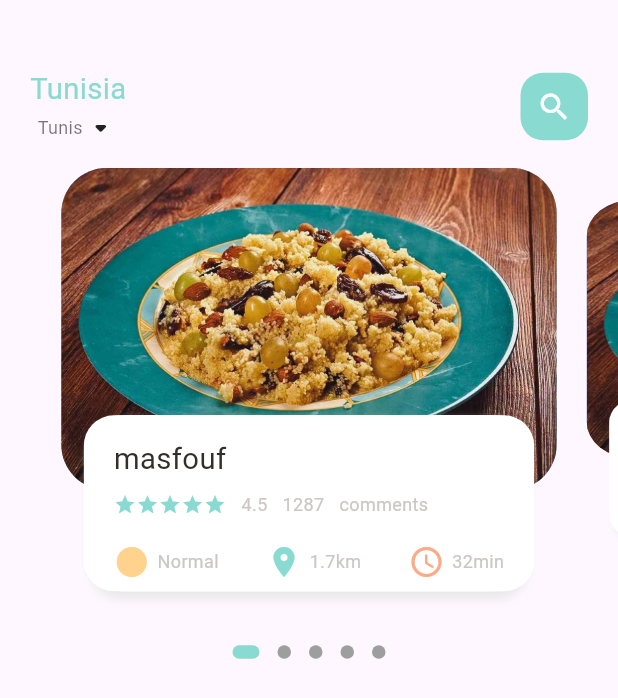
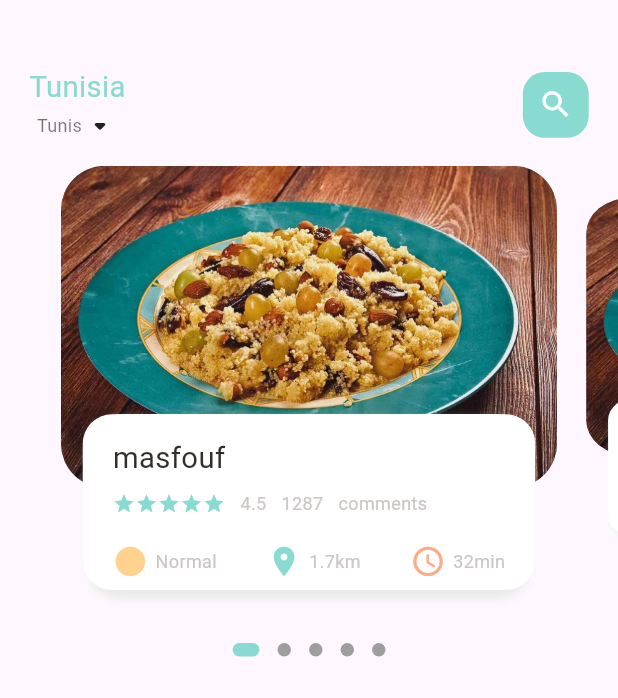
Before and after one commit to siwarbo/pfeProject, a Flutter app: the screen it shows after launch, on a phone screen of 412 x 824 dp. Shown: the top 698 px of the screen. Run offline on Flutter 3.47's test engine with Material 3 defaults, Android fonts, the phone set to English and light mode, and no system bars; drawn by our look-alikes of dots_indicator; our stand-ins replace get.

Commit message:
the Header

```diff
--- a/lib/home/food_page_body.dart
+++ b/lib/home/food_page_body.dart
@@ -52,7 +52,7 @@ class _FoodPageBodyState extends State<FoodPageBody> {
           dotsCount: 5,
           position: _currPageValue,
           decorator: DotsDecorator(
-            activeColor:AppColors.mainColor ,
+            activeColor: AppColors.mainColor,
             size: const Size.square(9.0),
             activeSize: const Size(18.0, 9.0),
             activeShape: RoundedRectangleBorder(
@@ -95,9 +95,9 @@ class _FoodPageBodyState extends State<FoodPageBody> {
         children: [
           Container(
             height: Dimensions.pageViewContainer,
-            margin: EdgeInsets.only(left: 10, right: 10),
+            margin: EdgeInsets.only(left: Dimensions.width10, right: Dimensions.width10),
             decoration: BoxDecoration(
-                borderRadius: BorderRadius.circular(30),
+                borderRadius: BorderRadius.circular(Dimensions.radius30),
                 color: index.isEven ? Color(0xFF69c5df) : Color(0xFF9294cc),
                 image: DecorationImage(
                     fit: BoxFit.cover,
@@ -107,9 +107,9 @@ class _FoodPageBodyState extends State<FoodPageBody> {
             alignment: Alignment.bottomCenter,
             child: Container(
               height: Dimensions.pageViewTextContainer,
-              margin: EdgeInsets.only(left: 30, right: 30, bottom: 30),
+              margin: EdgeInsets.only(left: Dimensions.width30, right: Dimensions.width30, bottom: Dimensions.height30),
               decoration: BoxDecoration(
-                  borderRadius: BorderRadius.circular(20),
+                  borderRadius: BorderRadius.circular(Dimensions.radius20),
                   color: Colors.white,
                   boxShadow: [
                     BoxShadow(
@@ -127,7 +127,8 @@ class _FoodPageBodyState extends State<FoodPageBody> {
                     ),
                   ]),
               child: Container(
-                padding: EdgeInsets.only(top: Dimensions.height15, left: 15, right: 15),
+                padding: EdgeInsets.only(
+                    top: Dimensions.height15, left: 15, right: 15),
                 child: Column(
                   crossAxisAlignment: CrossAxisAlignment.start,
                   children: [
@@ -136,7 +137,6 @@ class _FoodPageBodyState extends State<FoodPageBody> {
                       height: Dimensions.height10,
                     ),
                     Row(
-
                       children: [
                         Wrap(
                           children: List.generate(
--- a/lib/home/main_food_page.dart
+++ b/lib/home/main_food_page.dart
@@ -1,6 +1,7 @@
 import 'package:flutter/material.dart';
 import 'package:forkify/home/food_page_body.dart';
 import 'package:forkify/utils/colors.dart';
+import 'package:forkify/utils/dimensions.dart';
 import 'package:forkify/widgets/big_text.dart';
 import 'package:forkify/widgets/small_text.dart';
 
@@ -19,8 +20,8 @@ class _MainFoodPageState extends State<MainFoodPage> {
         children: [
           //showing the header
           Container(
-            margin: EdgeInsets.only(top: 45, bottom: 15),
-            padding: EdgeInsets.only(left: 20, right: 20),
+            margin: EdgeInsets.only(top: Dimensions.height45, bottom: Dimensions.height15),
+            padding: EdgeInsets.only(left: Dimensions.width20, right: Dimensions.width20),
             child: Row(
               mainAxisAlignment: MainAxisAlignment.spaceBetween,
               children: [
@@ -40,11 +41,11 @@ class _MainFoodPageState extends State<MainFoodPage> {
                 ),
                 Center(
                   child: Container(
-                    width: 45,
-                    height: 45,
-                    child: Icon(Icons.search, color: Colors.white),
+                    width: Dimensions.height45,
+                    height: Dimensions.height45,
+                    child: Icon(Icons.search, color: Colors.white, size: Dimensions.iconSize24),
                     decoration: BoxDecoration(
-                      borderRadius: BorderRadius.circular(15),
+                      borderRadius: BorderRadius.circular(Dimensions.radius15),
                       color: AppColors.mainColor,
                     ),
                   ),
--- a/lib/utils/dimensions.dart
+++ b/lib/utils/dimensions.dart
@@ -8,9 +8,26 @@ class Dimensions {
   static double pageViewContainer = screenHeight / 3.84;
   static double pageViewTextContainer = screenHeight / 7.03;
 
+  //dynamic height padding and margin
   static double height10 = screenHeight / 84.4;
   static double height15 = screenHeight / 56.27;
-  static double height20 = screenHeight / 45.2;
+  static double height20 = screenHeight / 42.2;
+  static double height30 = screenHeight / 28.13;
+  static double height45 = screenHeight / 18.76;
+
+  //dynamic width padding and margin
+  static double width10 = screenHeight / 84.4;
+  static double width15 = screenHeight / 56.27;
+  static double width20 = screenHeight / 42.2;
+  static double width30 = screenHeight / 28.13;
 
   static double font20 = screenHeight / 42.2;
+
+  //radius
+  static double radius15 = screenHeight / 56.27;
+  static double radius20 = screenHeight / 42.2;
+  static double radius30 = screenHeight / 28.13;
+
+  //icon Size
+  static double iconSize24 = screenHeight / 35.17;
 }
--- a/lib/widgets/big_text.dart
+++ b/lib/widgets/big_text.dart
@@ -11,7 +11,7 @@ class BigText extends StatelessWidget {
     Key? key,
     this.color = const Color(0xFF332d2b),
     required this.text,
-    this.size = 20,
+    this.size = 0,
     this.overflow = TextOverflow.ellipsis,
   }) : super(key: key);
 
@@ -24,7 +24,7 @@ class BigText extends StatelessWidget {
       style: TextStyle(
         fontFamily: 'Roboto',
         color: color,
-        fontSize: Dimensions.font20 ,
+        fontSize: size==0?Dimensions.font20:size,
         fontWeight: FontWeight.w400,
       ),
     );
--- a/lib/widgets/icon_and_text_widget.dart
+++ b/lib/widgets/icon_and_text_widget.dart
@@ -1,4 +1,5 @@
 import 'package:flutter/material.dart';
+import 'package:forkify/utils/dimensions.dart';
 import 'package:forkify/widgets/small_text.dart';
 
 class IconAndTextWidget extends StatelessWidget {
@@ -11,15 +12,23 @@ class IconAndTextWidget extends StatelessWidget {
     required this.icon,
     required this.text,
     required this.iconColor,
-    }): super(key: key);
+  }) : super(key: key);
 
   @override
   Widget build(BuildContext context) {
     return Row(
       children: [
-        Icon(icon,color: iconColor,),
-        SizedBox(width: 5,),
-        SmallText(text: text,),
+        Icon(
+          icon,
+          color: iconColor,
+          size: Dimensions.iconSize24,
+        ),
+        SizedBox(
+          width: 5,
+        ),
+        SmallText(
+          text: text,
+        ),
       ],
     );
   }
```
